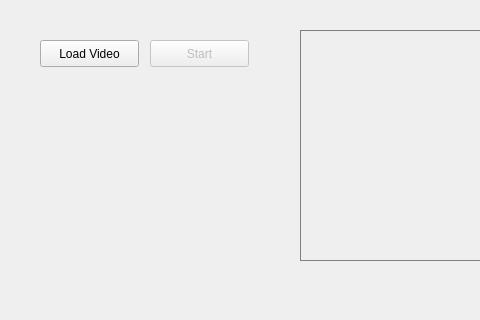
Before: the Qt Designer form Calibracion_Code/RCirculos/mainwindow.ui in roxanasoto/P1_CalibracionCamara, drawn with Qt 5; both pictures show x 0 to 480 and y 367 to 687 of the 1510 by 687 pixel window.
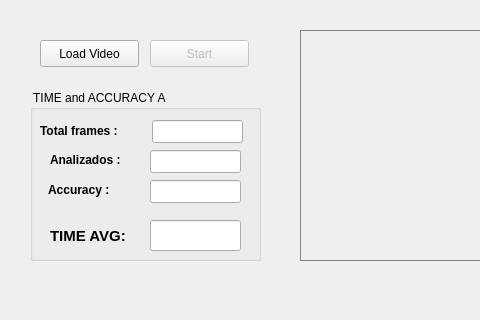
After: the same form once the commit is applied.

Commit message: time and frames analized

The edit to the form file:
```diff
--- a/Calibracion_Code/RCirculos/mainwindow.ui
+++ b/Calibracion_Code/RCirculos/mainwindow.ui
@@ -466,6 +466,167 @@
      <string>COMPUTER SCIENCIE UNIVERSITY CATOLICA SAN PABLO</string>
     </property>
    </widget>
+   <widget class="QGroupBox" name="groupBox_2">
+    <property name="geometry">
+     <rect>
+      <x>30</x>
+      <y>440</y>
+      <width>231</width>
+      <height>171</height>
+     </rect>
+    </property>
+    <property name="title">
+     <string> TIME and ACCURACY A</string>
+    </property>
+    <widget class="QLineEdit" name="leTFrames">
+     <property name="geometry">
+      <rect>
+       <x>122</x>
+       <y>30</y>
+       <width>91</width>
+       <height>23</height>
+      </rect>
+     </property>
+     <property name="alignment">
+      <set>Qt::AlignJustify|Qt::AlignVCenter</set>
+     </property>
+     <property name="readOnly">
+      <bool>true</bool>
+     </property>
+    </widget>
+    <widget class="QLabel" name="label_3">
+     <property name="geometry">
+      <rect>
+       <x>10</x>
+       <y>30</y>
+       <width>101</width>
+       <height>21</height>
+      </rect>
+     </property>
+     <property name="font">
+      <font>
+       <weight>75</weight>
+       <bold>true</bold>
+      </font>
+     </property>
+     <property name="text">
+      <string>Total frames :</string>
+     </property>
+    </widget>
+    <widget class="QLabel" name="label_4">
+     <property name="geometry">
+      <rect>
+       <x>20</x>
+       <y>60</y>
+       <width>81</width>
+       <height>20</height>
+      </rect>
+     </property>
+     <property name="font">
+      <font>
+       <weight>75</weight>
+       <bold>true</bold>
+      </font>
+     </property>
+     <property name="text">
+      <string>Analizados :</string>
+     </property>
+    </widget>
+    <widget class="QLineEdit" name="leAnalized">
+     <property name="geometry">
+      <rect>
+       <x>120</x>
+       <y>60</y>
+       <width>91</width>
+       <height>23</height>
+      </rect>
+     </property>
+     <property name="alignment">
+      <set>Qt::AlignJustify|Qt::AlignVCenter</set>
+     </property>
+     <property name="readOnly">
+      <bool>true</bool>
+     </property>
+    </widget>
+    <widget class="QLineEdit" name="leAccu">
+     <property name="geometry">
+      <rect>
+       <x>120</x>
+       <y>90</y>
+       <width>91</width>
+       <height>23</height>
+      </rect>
+     </property>
+     <property name="alignment">
+      <set>Qt::AlignJustify|Qt::AlignVCenter</set>
+     </property>
+     <property name="readOnly">
+      <bool>true</bool>
+     </property>
+    </widget>
+    <widget class="QLineEdit" name="timeExec">
+     <property name="geometry">
+      <rect>
+       <x>120</x>
+       <y>130</y>
+       <width>91</width>
+       <height>31</height>
+      </rect>
+     </property>
+     <property name="font">
+      <font>
+       <pointsize>11</pointsize>
+       <weight>75</weight>
+       <bold>true</bold>
+      </font>
+     </property>
+     <property name="alignment">
+      <set>Qt::AlignJustify|Qt::AlignVCenter</set>
+     </property>
+     <property name="readOnly">
+      <bool>true</bool>
+     </property>
+    </widget>
+    <widget class="QLabel" name="label_7">
+     <property name="geometry">
+      <rect>
+       <x>18</x>
+       <y>90</y>
+       <width>71</width>
+       <height>20</height>
+      </rect>
+     </property>
+     <property name="font">
+      <font>
+       <weight>75</weight>
+       <bold>true</bold>
+      </font>
+     </property>
+     <property name="text">
+      <string>Accuracy :</string>
+     </property>
+    </widget>
+    <widget class="QLabel" name="label_8">
+     <property name="geometry">
+      <rect>
+       <x>20</x>
+       <y>130</y>
+       <width>91</width>
+       <height>31</height>
+      </rect>
+     </property>
+     <property name="font">
+      <font>
+       <pointsize>11</pointsize>
+       <weight>75</weight>
+       <bold>true</bold>
+      </font>
+     </property>
+     <property name="text">
+      <string>TIME AVG: </string>
+     </property>
+    </widget>
+   </widget>
   </widget>
   <widget class="QMenuBar" name="menuBar">
    <property name="geometry">
```
Left out of the diff: 2 changed lines with no effect on the pictures. The commit also changes 18 other files.
